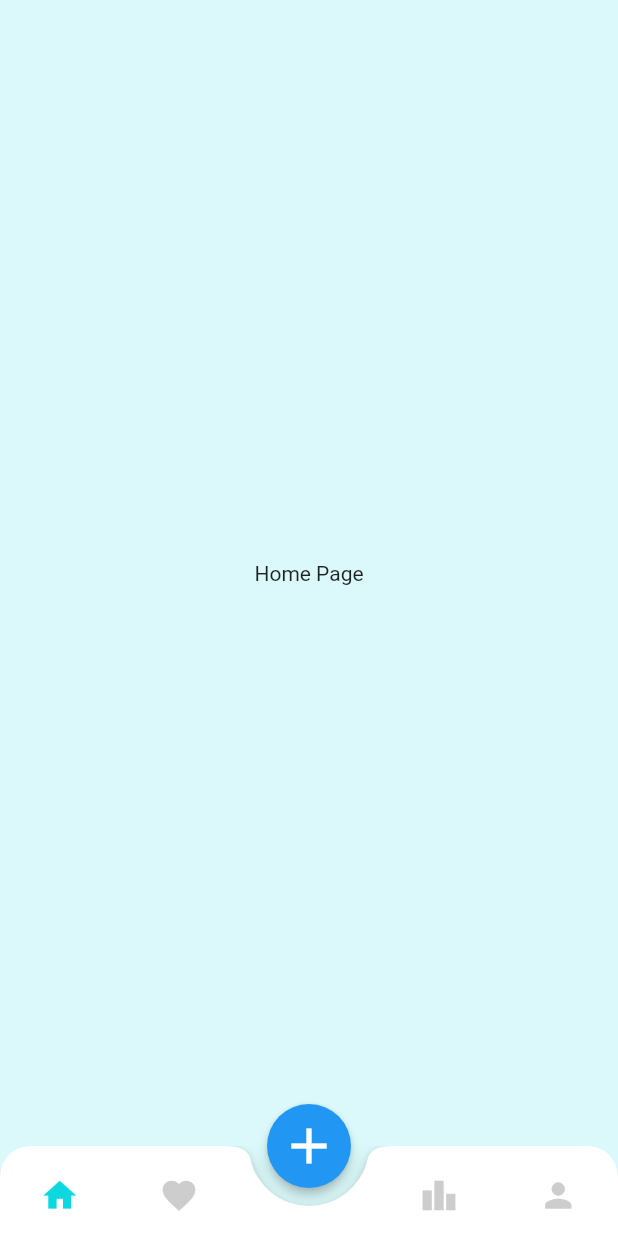
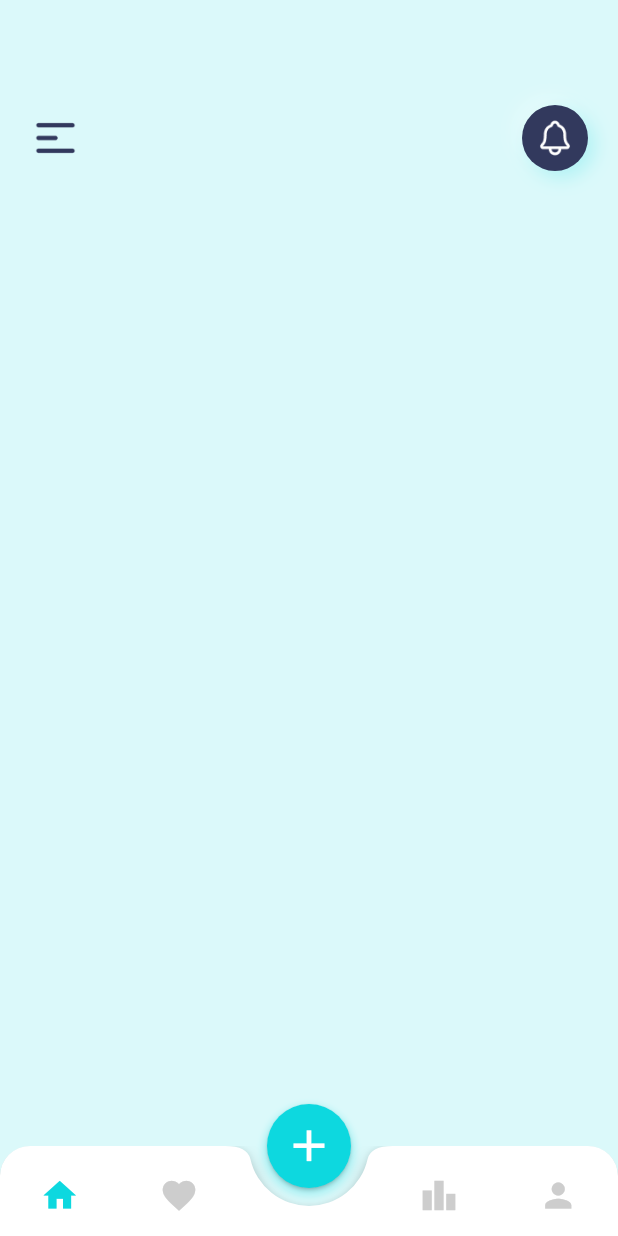
Before and after one commit to JayeshPatil18/GHR-Incog, a Flutter app: the screen it shows after launch, on a phone screen of 412 x 824 dp. Run offline on Flutter 3.47's test engine with Material 2 defaults, Android fonts, the phone set to English and light mode, and no system bars; our stand-ins replace flutter_bloc, font_awesome_flutter.

Commit message:
before food commit

```diff
--- a/lib/constants/elevation.dart
+++ b/lib/constants/elevation.dart
@@ -2,5 +2,5 @@ import 'package:flutter/material.dart';
 
 class AppElevations {
   static const bottomNavBarElev= 4.0;
-  static const fabButtonElev = 3.0;
+  static const fabButtonElev = 2.0;
 }
--- /dev/null
+++ b/lib/constants/icon_size.dart
@@ -0,0 +1,5 @@
+import 'package:flutter/material.dart';
+
+class AppIconSize {
+  static const bottomNavBarIcons= 26.0;
+}
--- /dev/null
+++ b/lib/constants/shadow_color.dart
@@ -0,0 +1,6 @@
+import 'package:flutter/material.dart';
+
+class AppShadowColors {
+  static const topShadow = Color(0x66FFFFFF);
+  static const bottomShadow = Color(0x33A0DD8DF);
+}
--- a/lib/features/reviews/presentation/pages/home.dart
+++ b/lib/features/reviews/presentation/pages/home.dart
@@ -1,6 +1,9 @@
 import 'package:flutter/material.dart';
 import 'package:flutter/src/widgets/container.dart';
 import 'package:flutter/src/widgets/framework.dart';
+import 'package:review_app/constants/color.dart';
+import 'package:review_app/constants/icon_size.dart';
+import 'package:review_app/features/reviews/presentation/widgets/circle_button.dart';
 
 class HomePage extends StatefulWidget {
   const HomePage({super.key});
@@ -14,8 +17,19 @@ class _HomePageState extends State<HomePage> {
   Widget build(BuildContext context) {
     return Scaffold(
       backgroundColor: Colors.transparent,
-      body: Center(
-        child: Text('Home Page'),
+      body: Container(
+        margin: EdgeInsets.only(top: 70, left: 20, right: 20),
+        child: Column(
+          children: [
+            Row(
+              mainAxisAlignment: MainAxisAlignment.spaceBetween,
+              children: [
+                Image.asset('assets/icons/menu.png', height: 34, width: 34),
+                CircleIconContainer(containerColor: AppColors.textColor, containerSize: 44, icon: Image.asset('assets/icons/notification.png', height: AppIconSize.bottomNavBarIcons, width: AppIconSize.bottomNavBarIcons))
+              ],
+            )
+          ],
+        ),
       ),
     );
   }
--- a/lib/features/reviews/presentation/pages/landing.dart
+++ b/lib/features/reviews/presentation/pages/landing.dart
@@ -2,6 +2,8 @@ import 'package:flutter/material.dart';
 import 'package:provider/provider.dart';
 import 'package:review_app/constants/color.dart';
 import 'package:review_app/constants/elevation.dart';
+import 'package:review_app/constants/shadow_color.dart';
+import 'package:review_app/features/reviews/presentation/widgets/shadow.dart';
 import '../provider/bottom_nav_bar.dart';
 import '../widgets/bottom_nav_icons.dart';
 import 'home.dart';
@@ -34,12 +36,29 @@ class _LandingPageState extends State<LandingPage> {
           floatingActionButtonLocation:
               FloatingActionButtonLocation.centerDocked,
           floatingActionButton: FloatingActionButton(
-            elevation: AppElevations.fabButtonElev,
-            child: Icon(
-            Icons.add, // Replace with the desired icon
-            size: 40, // You can adjust the size of the icon
-            color: Colors.white, // You can adjust the color of the icon
+            backgroundColor: AppColors.secondaryColor10,
+            elevation: 1,
+            child: Container(
+              width: 70,
+              height: 70,
+              decoration: BoxDecoration(
+      color: Colors.transparent,
+      borderRadius: BorderRadius.all(Radius.circular(50)),
+      boxShadow: [
+        BoxShadow(
+          color: AppColors.secondaryColor10.withOpacity(0.2),
+          spreadRadius: 3,
+          blurRadius: 3,
+          offset: Offset(0, 3),
+        ),
+      ],
+    ),
+              child: Icon(
+              Icons.add, // Replace with the desired icon
+              size: 35, // You can adjust the size of the icon
+              color: AppColors.primaryColor30, // You can adjust the color of the icon
           ),
+            ),
             onPressed: () {},
           ),
           bottomNavigationBar: ClipRRect(
--- a/lib/features/reviews/presentation/widgets/bottom_nav_icons.dart
+++ b/lib/features/reviews/presentation/widgets/bottom_nav_icons.dart
@@ -1,6 +1,7 @@
 import 'package:flutter/material.dart';
 import 'package:font_awesome_flutter/font_awesome_flutter.dart';
 import 'package:provider/provider.dart';
+import 'package:review_app/constants/icon_size.dart';
 import 'package:review_app/features/reviews/presentation/provider/bottom_nav_bar.dart';
 
 import '../../../../constants/color.dart';
@@ -12,7 +13,7 @@ List<Widget> bottomNavIcons = [
         color: Colors.transparent,
       padding: EdgeInsets.all(20),
       alignment: Alignment.center,
-      child: Icon(Icons.home, color: value.currentIndex == 0 ? AppColors.secondaryColor10 : AppColors.iconColor, size: 26));
+      child: Icon(Icons.home, color: value.currentIndex == 0 ? AppColors.secondaryColor10 : AppColors.iconColor, size: AppIconSize.bottomNavBarIcons));
     }),
   ),
 
@@ -22,7 +23,7 @@ List<Widget> bottomNavIcons = [
         color: Colors.transparent,
       padding: EdgeInsets.all(20),
       alignment: Alignment.center,
-      child: Icon(Icons.favorite, color: value.currentIndex == 1 ? AppColors.secondaryColor10 : AppColors.iconColor, size: 26));
+      child: Icon(Icons.favorite, color: value.currentIndex == 1 ? AppColors.secondaryColor10 : AppColors.iconColor, size: AppIconSize.bottomNavBarIcons));
     }),
   ),
 
@@ -32,7 +33,7 @@ Consumer<BottomNavigationProvider>(
         color: Colors.transparent,
       padding: EdgeInsets.all(20),
       alignment: Alignment.center,
-      child: Icon(Icons.leaderboard, color: value.currentIndex == 2 ? AppColors.secondaryColor10 : AppColors.iconColor, size: 26));
+      child: Icon(Icons.leaderboard, color: value.currentIndex == 2 ? AppColors.secondaryColor10 : AppColors.iconColor, size: AppIconSize.bottomNavBarIcons));
     }),
   ),
 
@@ -42,7 +43,7 @@ Consumer<BottomNavigationProvider>(
         color: Colors.transparent,
       padding: EdgeInsets.all(20),
       alignment: Alignment.center,
-      child: Icon(Icons.person, color: value.currentIndex == 3 ? AppColors.secondaryColor10 : AppColors.iconColor, size: 26));
+      child: Icon(Icons.person, color: value.currentIndex == 3 ? AppColors.secondaryColor10 : AppColors.iconColor, size: AppIconSize.bottomNavBarIcons));
     }),
   ),
 ];
--- /dev/null
+++ b/lib/features/reviews/presentation/widgets/circle_button.dart
@@ -0,0 +1,32 @@
+import 'package:flutter/material.dart';
+import 'package:review_app/constants/color.dart';
+import 'package:review_app/constants/shadow_color.dart';
+import 'package:review_app/features/reviews/presentation/widgets/shadow.dart';
+
+class CircleIconContainer extends StatelessWidget {
+  final Widget icon;
+  final Color containerColor;
+  final double containerSize;
+
+  CircleIconContainer({
+    required this.icon,
+    this.containerColor = AppColors.secondaryColor10,
+    this.containerSize = 30.0,
+  });
+
+  @override
+  Widget build(BuildContext context) {
+    return Container(
+      width: containerSize,
+      height: containerSize,
+      decoration: BoxDecoration(
+        shape: BoxShape.circle,
+        color: containerColor, // Change this to the desired background color
+        boxShadow: ContainerShadow.boxShadow
+      ),
+      child: Center(
+        child: icon,
+      ),
+    );
+  }
+}
--- /dev/null
+++ b/lib/features/reviews/presentation/widgets/shadow.dart
@@ -0,0 +1,20 @@
+import 'package:flutter/cupertino.dart';
+
+import '../../../../constants/shadow_color.dart';
+
+class ContainerShadow {
+  static final List<BoxShadow> boxShadow = [
+    BoxShadow(
+      color: AppShadowColors.topShadow,
+      offset: Offset(-4.0, -4.0),
+      blurRadius: 10,
+      spreadRadius: 0.0,
+    ),
+    BoxShadow(
+      color: AppShadowColors.bottomShadow,
+      offset: Offset(4.0, 4.0),
+      blurRadius: 10,
+      spreadRadius: 0.0,
+    ),
+  ];
+}
```
Also changed, not shown: assets/icons/home.png (deleted), assets/icons/menu.png (added), assets/icons/notification.png (added).
